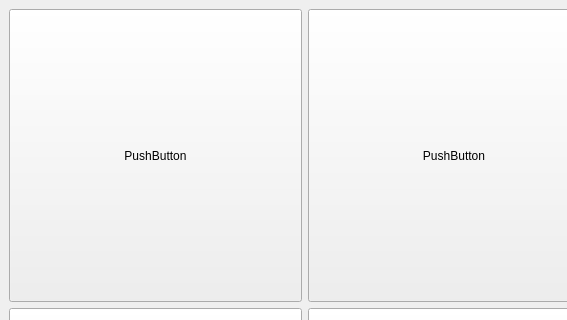
The window that mainwindow.ui (EvgenyMetelkin/PerfectLive) describes before a commit, drawn with Qt 5; both pictures show x 0 to 567 and y 0 to 320 of the 908 by 609 pixel window.
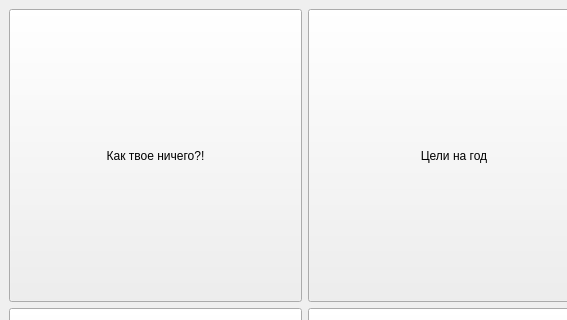
The same window after the commit.

Patch:
```diff
--- a/mainwindow.ui
+++ b/mainwindow.ui
@@ -39,7 +39,7 @@
          </sizepolicy>
         </property>
         <property name="text">
-         <string>PushButton</string>
+         <string>Как твое ничего?!</string>
         </property>
        </widget>
       </item>
@@ -65,7 +65,7 @@
          </sizepolicy>
         </property>
         <property name="text">
-         <string>PushButton</string>
+         <string>Цели на год</string>
         </property>
        </widget>
       </item>
```
Left out of the diff: 2 changed lines with no effect on the pictures.
